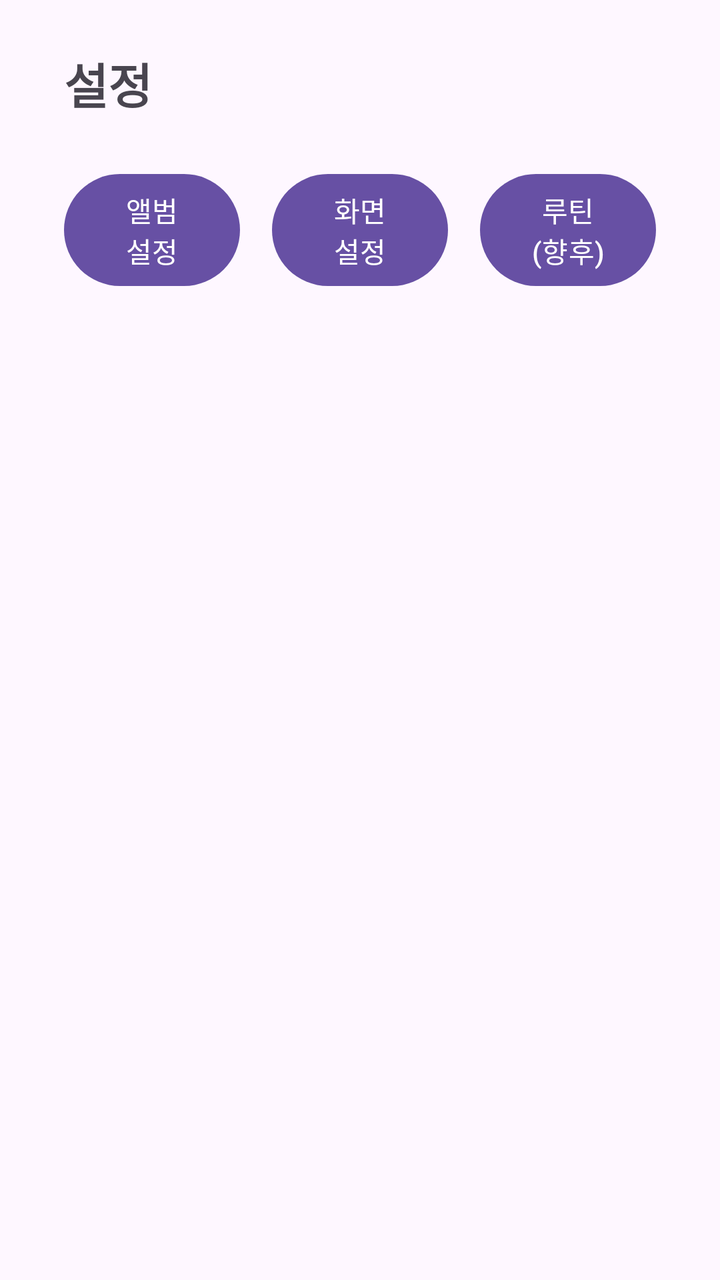
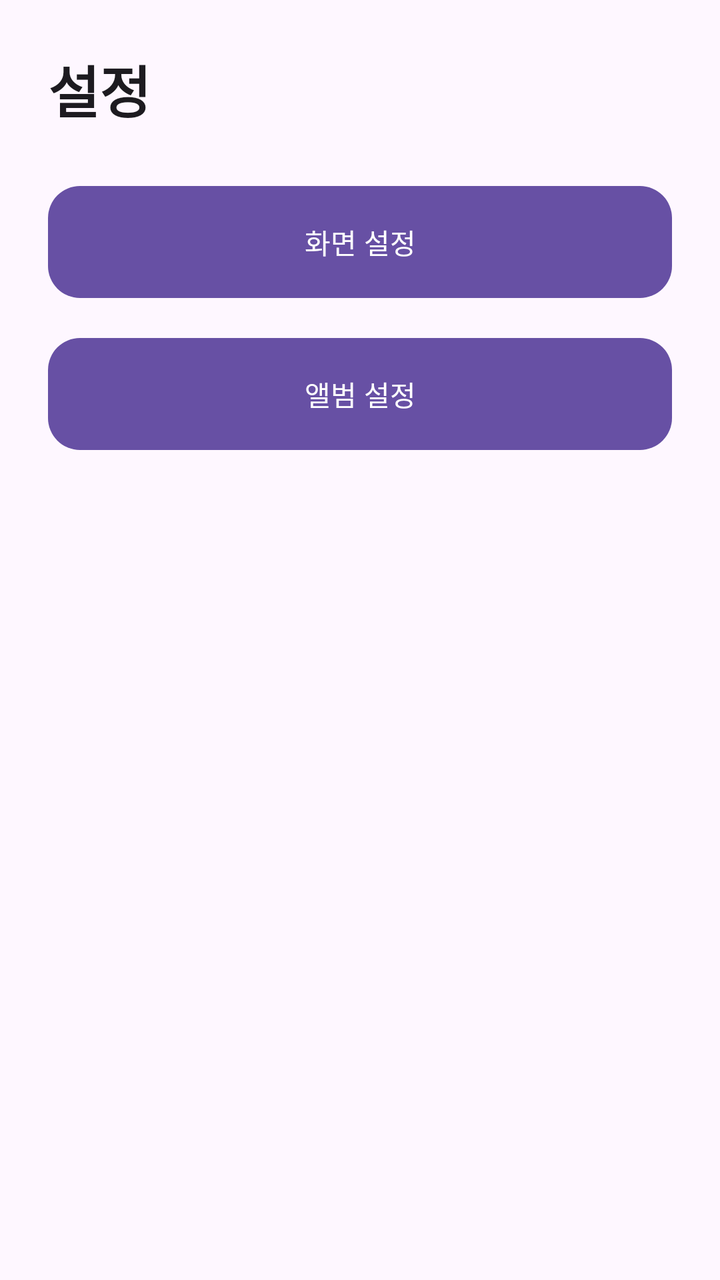

Compare the two renders of this Android layout. The source of the first and the diff that turns it into the second are given below.
<!-- AndroidManifest.xml: application theme Theme.OnFrame -->
<!-- res/layout/fragment_settings.xml -->
<?xml version="1.0" encoding="utf-8"?>
<LinearLayout xmlns:android="http://schemas.android.com/apk/res/android"
    android:id="@+id/settings_root"
    android:layout_width="match_parent"
    android:layout_height="match_parent"
    android:orientation="vertical"
    android:paddingLeft="32dp"
    android:paddingRight="32dp"
    android:paddingTop="24dp"
    android:paddingBottom="24dp">

    
    <TextView
        android:id="@+id/txt_title"
        android:layout_width="match_parent"
        android:layout_height="wrap_content"
        android:text="설정"
        android:textSize="24sp"
        android:textStyle="bold"
        android:paddingBottom="16dp" />

    
    <LinearLayout
        android:id="@+id/settings_menu"
        android:layout_width="match_parent"
        android:layout_height="wrap_content"
        android:orientation="horizontal"
        android:gravity="center"
        android:weightSum="3"
        android:paddingTop="8dp"
        android:paddingBottom="8dp">

        <Button
            android:id="@+id/btn_album_settings"
            android:layout_width="0dp"
            android:layout_height="64dp"
            android:layout_weight="1"
            android:text="앨범 설정" />

        <Space
            android:layout_width="16dp"
            android:layout_height="1dp" />

        <Button
            android:id="@+id/btn_screen_settings"
            android:layout_width="0dp"
            android:layout_height="64dp"
            android:layout_weight="1"
            android:text="화면 설정" />

        <Space
            android:layout_width="16dp"
            android:layout_height="1dp" />

        <Button
            android:id="@+id/btn_routine_settings"
            android:layout_width="0dp"
            android:layout_height="64dp"
            android:layout_weight="1"
            android:text="루틴 (향후)" />
    </LinearLayout>

    
    <FrameLayout
        android:id="@+id/sub_container"
        android:layout_width="match_parent"
        android:layout_height="0dp"
        android:visibility="gone"
        android:layout_weight="1" />

</LinearLayout>
<!-- resources referenced by this layout -->
<resources>
  <style name="Theme.OnFrame" parent="Theme.Material3.DayNight.NoActionBar">
          
          <item name="android:statusBarColor">@android:color/transparent</item>
          <item name="android:navigationBarColor">@android:color/transparent</item>
  
          
          <item name="android:forceDarkAllowed">false</item>
  
          
          <item name="android:windowLayoutInDisplayCutoutMode">shortEdges</item>
      </style>
</resources>

<!-- the commit's change to res/layout/fragment_settings.xml (unified diff, before → after) -->
@@ -1,71 +1,62 @@
 <?xml version="1.0" encoding="utf-8"?>
-<LinearLayout xmlns:android="http://schemas.android.com/apk/res/android"
-    android:id="@+id/settings_root"
+<androidx.constraintlayout.widget.ConstraintLayout
+    xmlns:android="http://schemas.android.com/apk/res/android"
+    xmlns:app="http://schemas.android.com/apk/res-auto"
     android:layout_width="match_parent"
     android:layout_height="match_parent"
-    android:orientation="vertical"
-    android:paddingLeft="32dp"
-    android:paddingRight="32dp"
-    android:paddingTop="24dp"
-    android:paddingBottom="24dp">
-
-    
-    <TextView
-        android:id="@+id/txt_title"
-        android:layout_width="match_parent"
-        android:layout_height="wrap_content"
-        android:text="설정"
-        android:textSize="24sp"
-        android:textStyle="bold"
-        android:paddingBottom="16dp" />
+    android:background="?attr/colorSurface">
 
     
     <LinearLayout
-        android:id="@+id/settings_menu"
-        android:layout_width="match_parent"
+        android:id="@+id/settings_main_panel"
+        android:layout_width="0dp"
         android:layout_height="wrap_content"
-        android:orientation="horizontal"
-        android:gravity="center"
-        android:weightSum="3"
-        android:paddingTop="8dp"
-        android:paddingBottom="8dp">
+        android:orientation="vertical"
+        android:paddingStart="24dp"
+        android:paddingEnd="24dp"
+        android:paddingTop="24dp"
+        android:paddingBottom="8dp"
+        app:layout_constraintTop_toTopOf="parent"
+        app:layout_constraintStart_toStartOf="parent"
+        app:layout_constraintEnd_toEndOf="parent">
 
-        <Button
+        <TextView
+            android:id="@+id/tv_settings_title"
+            android:layout_width="wrap_content"
+            android:layout_height="wrap_content"
+            android:text="설정"
+            android:textStyle="bold"
+            android:textSize="28sp"
+            android:textColor="?attr/colorOnSurface"
+            android:paddingBottom="12dp"/>
+
+        <com.google.android.material.button.MaterialButton
+            android:id="@+id/btn_screen_settings"
+            android:layout_width="match_parent"
+            android:layout_height="64dp"
+            android:text="화면 설정"
+            android:textAllCaps="false"
+            app:cornerRadius="16dp"
+            android:layout_marginTop="12dp"/>
+
+        <com.google.android.material.button.MaterialButton
             android:id="@+id/btn_album_settings"
-            android:layout_width="0dp"
+            android:layout_width="match_parent"
             android:layout_height="64dp"
-            android:layout_weight="1"
-            android:text="앨범 설정" />
-
-        <Space
-            android:layout_width="16dp"
-            android:layout_height="1dp" />
-
-        <Button
-            android:id="@+id/btn_screen_settings"
-            android:layout_width="0dp"
-            android:layout_height="64dp"
-            android:layout_weight="1"
-            android:text="화면 설정" />
-
-        <Space
-            android:layout_width="16dp"
-            android:layout_height="1dp" />
-
-        <Button
-            android:id="@+id/btn_routine_settings"
-            android:layout_width="0dp"
-            android:layout_height="64dp"
-            android:layout_weight="1"
-            android:text="루틴 (향후)" />
+            android:text="앨범 설정"
+            android:textAllCaps="false"
+            app:cornerRadius="16dp"
+            android:layout_marginTop="12dp"/>
     </LinearLayout>
 
     
     <FrameLayout
-        android:id="@+id/sub_container"
-        android:layout_width="match_parent"
+        android:id="@+id/settings_child_container"
+        android:layout_width="0dp"
         android:layout_height="0dp"
         android:visibility="gone"
-        android:layout_weight="1" />
-
-</LinearLayout>
+        app:layout_constraintTop_toBottomOf="@id/settings_main_panel"
+        app:layout_constraintBottom_toBottomOf="parent"
+        app:layout_constraintStart_toStartOf="parent"
+        app:layout_constraintEnd_toEndOf="parent"/>
+</androidx.constraintlayout.widget.ConstraintLayout>
